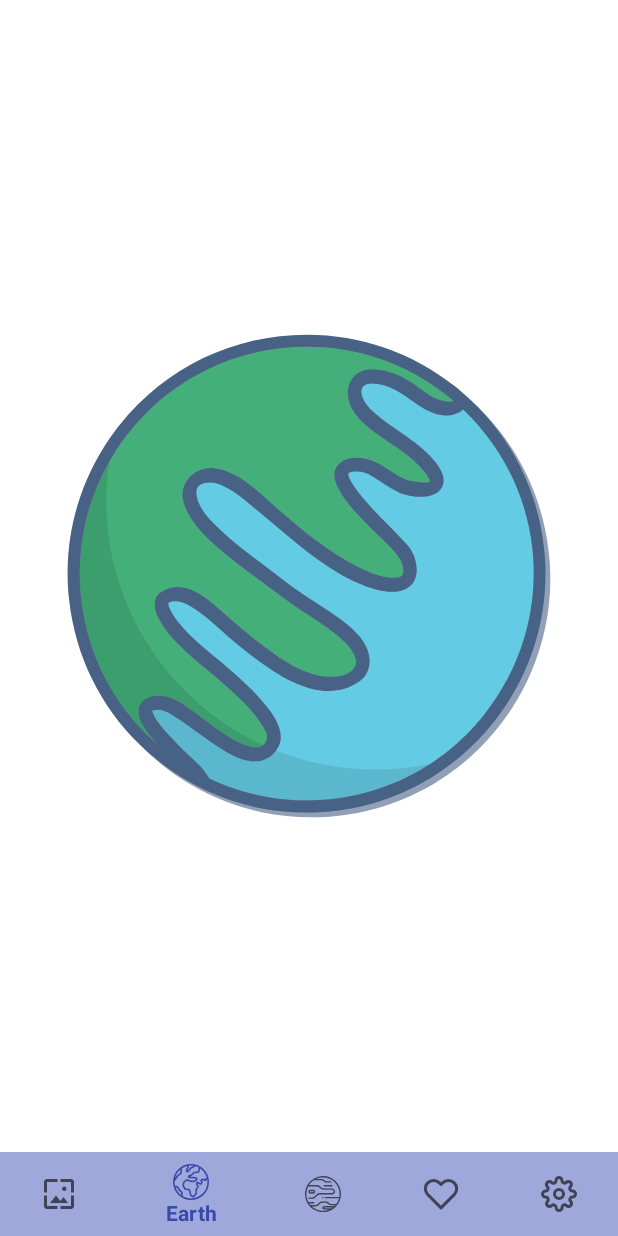
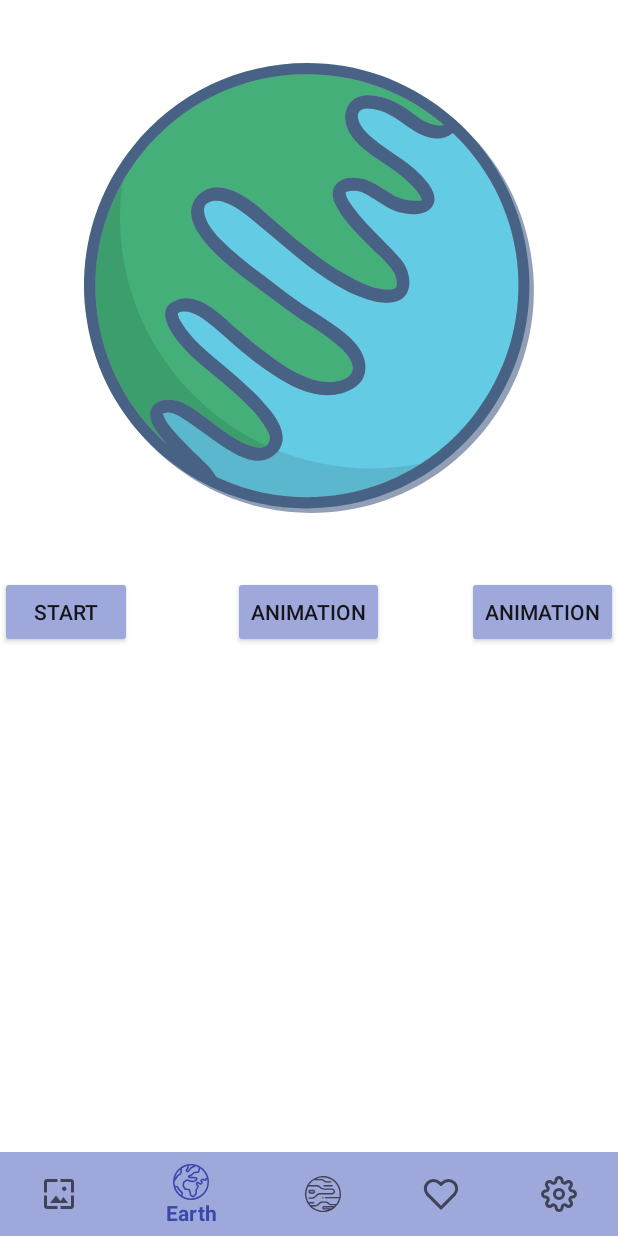
Before and after one commit to MatUHub/MaterialDesignLesson, an Android app: the screen it shows after launch (MainActivity), item 2 of the bottom bar chosen, on a phone screen of 412 x 824 dp. Run offline under Robolectric (Android 15) with nearby library versions, the phone set to English and light mode, and no system bars; pictures from the network do not load; Roboto replaces fonts that are not available here.

Commit message:
[Lesson 5] добавлена анимация кнопок в  EarthFragment

```diff
--- a/app/src/main/java/com/example/materialdesignlesson/view/main/PODFragment.kt
+++ b/app/src/main/java/com/example/materialdesignlesson/view/main/PODFragment.kt
@@ -4,6 +4,7 @@ import android.content.Intent
 import android.net.Uri
 import android.os.Bundle
 import android.transition.ChangeBounds
+import android.transition.ChangeImageTransform
 import android.transition.TransitionManager
 import android.util.Log
 import android.view.*
@@ -93,11 +94,16 @@ class PODFragment() : BaseFragment<FragmentMainBinding>(FragmentMainBinding::inf
         binding.imageView.setOnClickListener {
             flag = !flag
 
+
+            val changeImageTransform = ChangeImageTransform()
+            changeImageTransform.duration = 3000
+            TransitionManager.beginDelayedTransition(binding.transitionsContainer, changeImageTransform)
             if (flag) {
                 binding.imageView.scaleType = ImageView.ScaleType.CENTER_CROP
             } else {
                 binding.imageView.scaleType = ImageView.ScaleType.CENTER_INSIDE
             }
+
 
         }
     }
--- a/app/src/main/res/layout/fragment_earth.xml
+++ b/app/src/main/res/layout/fragment_earth.xml
@@ -1,10 +1,42 @@
 <?xml version="1.0" encoding="utf-8"?>
-<androidx.constraintlayout.widget.ConstraintLayout xmlns:android="http://schemas.android.com/apk/res/android"
+<LinearLayout xmlns:android="http://schemas.android.com/apk/res/android"
     android:layout_width="match_parent"
-    android:layout_height="match_parent">
+    android:layout_height="match_parent"
+    android:orientation="vertical"
+    xmlns:app="http://schemas.android.com/apk/res-auto">
     <androidx.appcompat.widget.AppCompatImageView
         android:layout_width="match_parent"
-        android:layout_height="match_parent"
+        android:layout_height="0dp"
         android:src="@drawable/pic_earth"
+        android:layout_weight="1"
         />
-</androidx.constraintlayout.widget.ConstraintLayout>
+    <FrameLayout
+        android:id="@+id/frameEarth"
+        android:layout_width="match_parent"
+        android:layout_height="0dp"
+        android:layout_weight="1"
+        >
+        <androidx.appcompat.widget.AppCompatButton
+            android:text="start"
+            android:layout_gravity="top|start"
+            android:id="@+id/buttonAnimation"
+            android:layout_width="wrap_content"
+            android:layout_height="wrap_content"/>
+
+        <androidx.appcompat.widget.AppCompatButton
+            android:text="animation"
+            android:layout_gravity="top|end"
+            android:id="@+id/buttonAnimation1"
+            android:layout_width="wrap_content"
+            android:layout_height="wrap_content"/>
+
+        <androidx.appcompat.widget.AppCompatButton
+            android:text="animation"
+            android:layout_gravity="top|center"
+            android:id="@+id/buttonAnimation2"
+            android:layout_width="wrap_content"
+            android:layout_height="wrap_content"/>
+
+
+    </FrameLayout>
+</LinearLayout>
--- a/app/src/main/res/layout/fragment_main.xml
+++ b/app/src/main/res/layout/fragment_main.xml
@@ -1,5 +1,6 @@
 <?xml version="1.0" encoding="utf-8"?>
 <androidx.coordinatorlayout.widget.CoordinatorLayout
+    android:id="@+id/transitionsContainer"
     xmlns:android="http://schemas.android.com/apk/res/android"
     xmlns:app="http://schemas.android.com/apk/res-auto"
     android:layout_width="match_parent"
```
Also changed, not shown: app/src/main/java/com/example/materialdesignlesson/view/chips/SettingsFragment.kt (+6 -4 lines), app/src/main/java/com/example/materialdesignlesson/view/main/EarthFragment.kt (+51 -0 lines), app/src/main/res/layout/fragment_settings.xml (+24 -6 lines), app/src/main/res/xml/motion_scene.xml (+8 -0 lines).
